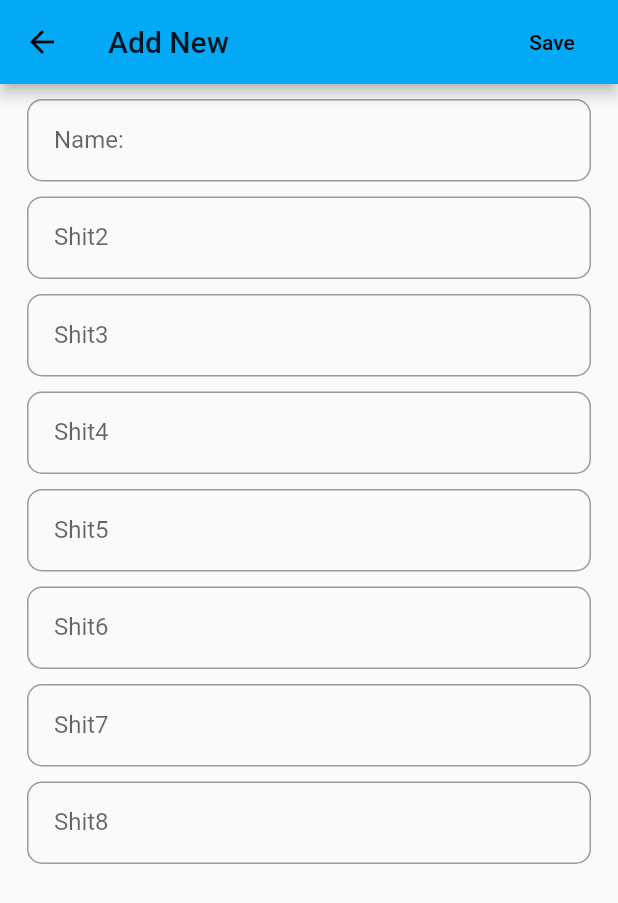
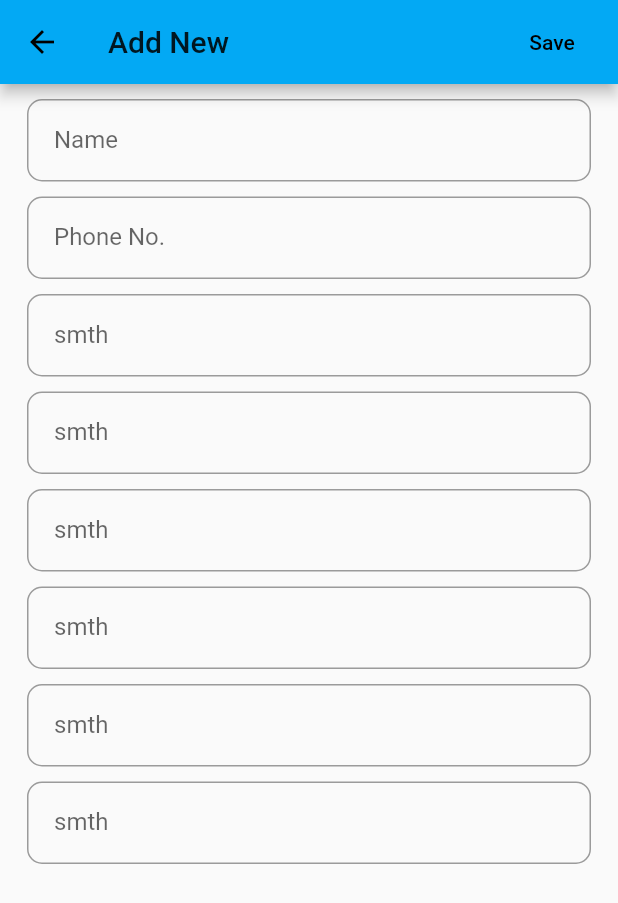
Before and after one commit to SushanShakya/My-First-App, a Flutter app: the HomePage screen opened directly, after a tap on the "add" icon, on a phone screen of 412 x 824 dp. Shown: the top 903 px of the screen. Run offline on Flutter 3.47's test engine with Material 2 defaults, Android fonts, the phone set to English and light mode, and no system bars; statements that could not run were skipped.

Commit message:
Saving for safety of course well after changing the body of the home page

```diff
--- a/lib/ui/pages/addPage/mainSubmissionForm.dart
+++ b/lib/ui/pages/addPage/mainSubmissionForm.dart
@@ -10,6 +10,7 @@ class MeasurementForm extends StatefulWidget{
 class _MeasurementFormState extends State<MeasurementForm> {
 
   List customerDetail = [];
+  List template = ['Name', 'Phone No.','smth', 'smth','smth','smth','smth','smth'];//Created a list instead of hardcoding the strings
   TextEditingController _message = new TextEditingController();
   FocusNode shit2 = new FocusNode();
   FocusNode shit3 = new FocusNode();
@@ -63,7 +64,7 @@ class _MeasurementFormState extends State<MeasurementForm> {
               TextFormField(
                 controller: _message,
                 decoration: InputDecoration(
-                      labelText: "Name:"
+                      labelText: template[0]
                   ),
                   onChanged: (String str){
                     customerDetail.add(str);
@@ -77,7 +78,7 @@ class _MeasurementFormState extends State<MeasurementForm> {
               const SizedBox(height: 10.0,),
               TextFormField(
                 decoration: InputDecoration(
-                    labelText: "Shit2"
+                    labelText: template[1]
                 ),
                 onChanged: (String str){
                   customerDetail.add(str);
@@ -91,7 +92,7 @@ class _MeasurementFormState extends State<MeasurementForm> {
               const SizedBox(height: 10.0,),
               TextFormField(
                 decoration: InputDecoration(
-                    labelText: "Shit3"
+                    labelText: template[2]
                 ),
                 onChanged: (String str){
                   customerDetail.add(str);
@@ -105,7 +106,7 @@ class _MeasurementFormState extends State<MeasurementForm> {
               const SizedBox(height: 10.0,),
               TextFormField(
                 decoration: InputDecoration(
-                    labelText: "Shit4"
+                    labelText: template[3]
                 ),
                 onChanged: (String str){
                   customerDetail.add(str);
@@ -119,7 +120,7 @@ class _MeasurementFormState extends State<MeasurementForm> {
               const SizedBox(height: 10.0,),
               TextFormField(
                 decoration: InputDecoration(
-                    labelText: "Shit5"
+                    labelText: template[4]
                 ),
                 onChanged: (String str){
                   customerDetail.add(str);
@@ -133,7 +134,7 @@ class _MeasurementFormState extends State<MeasurementForm> {
               const SizedBox(height: 10.0,),
               TextFormField(
                 decoration: InputDecoration(
-                    labelText: "Shit6"
+                    labelText: template[5]
                 ),
                 onChanged: (String str){
                   customerDetail.add(str);
@@ -147,7 +148,7 @@ class _MeasurementFormState extends State<MeasurementForm> {
               const SizedBox(height: 10.0,),
               TextFormField(
                 decoration: InputDecoration(
-                    labelText: "Shit7"
+                    labelText: template[6]
                 ),
                 onChanged: (String str){
                   customerDetail.add(str);
@@ -161,7 +162,7 @@ class _MeasurementFormState extends State<MeasurementForm> {
               const SizedBox(height: 10.0,),
               TextFormField(
                 decoration: InputDecoration(
-                    labelText: "Shit8"
+                    labelText: template[7]
                 ),
                 onChanged: (String str){
                   customerDetail.add(str);
--- a/lib/ui/pages/home.dart
+++ b/lib/ui/pages/home.dart
@@ -47,7 +47,7 @@ class _HomePageState extends State<HomePage> {
         ],
       ),
       body:
-        ListView.builder(itemCount: customerList.length,itemBuilder: (context, index){
+        customerList.length > 0 ?ListView.builder(itemCount: customerList.length,itemBuilder: (context, index){
           return Container(
             margin: EdgeInsets.symmetric(horizontal: 8.0 , vertical: 8.0),
             decoration: BoxDecoration(
@@ -69,10 +69,12 @@ class _HomePageState extends State<HomePage> {
               trailing: Icon(Icons.check_circle, color: Colors.pink,),
             ),
           );
-        })
-//      Center(
-//        child: Text("No Notes To Show"),
-//      ),
+        }) :
+      Center(
+        child: Text("Get Started by pressing +", style: TextStyle(
+          fontSize:
+        ),),
+      ),
     );
   }
 }
```
